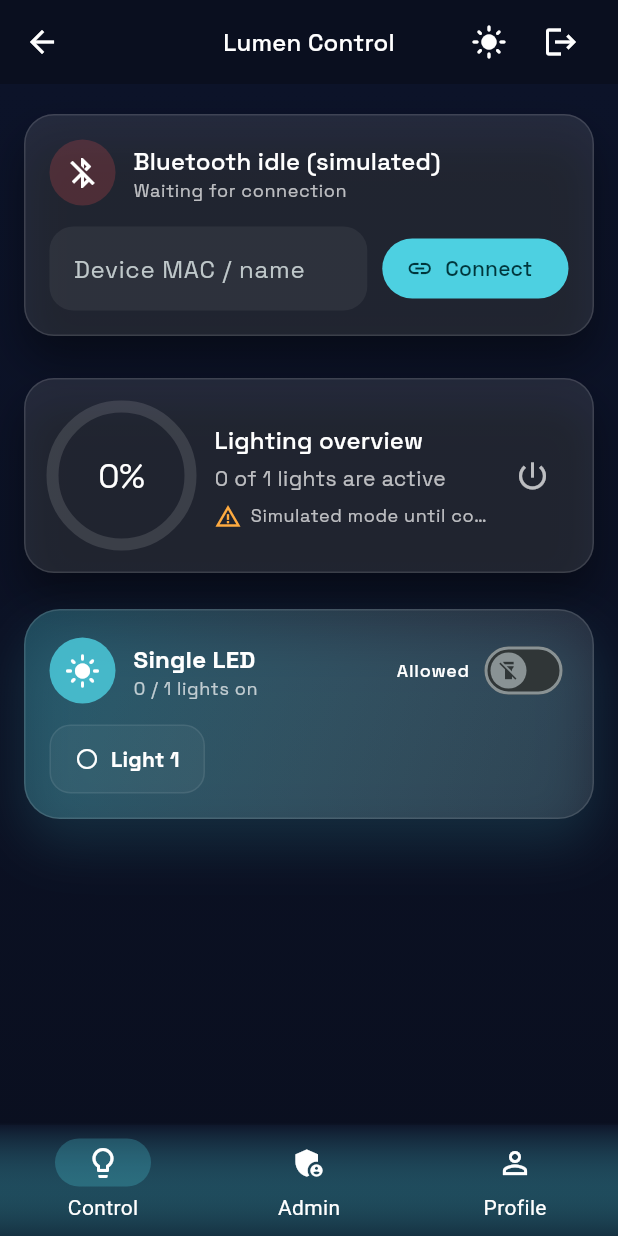
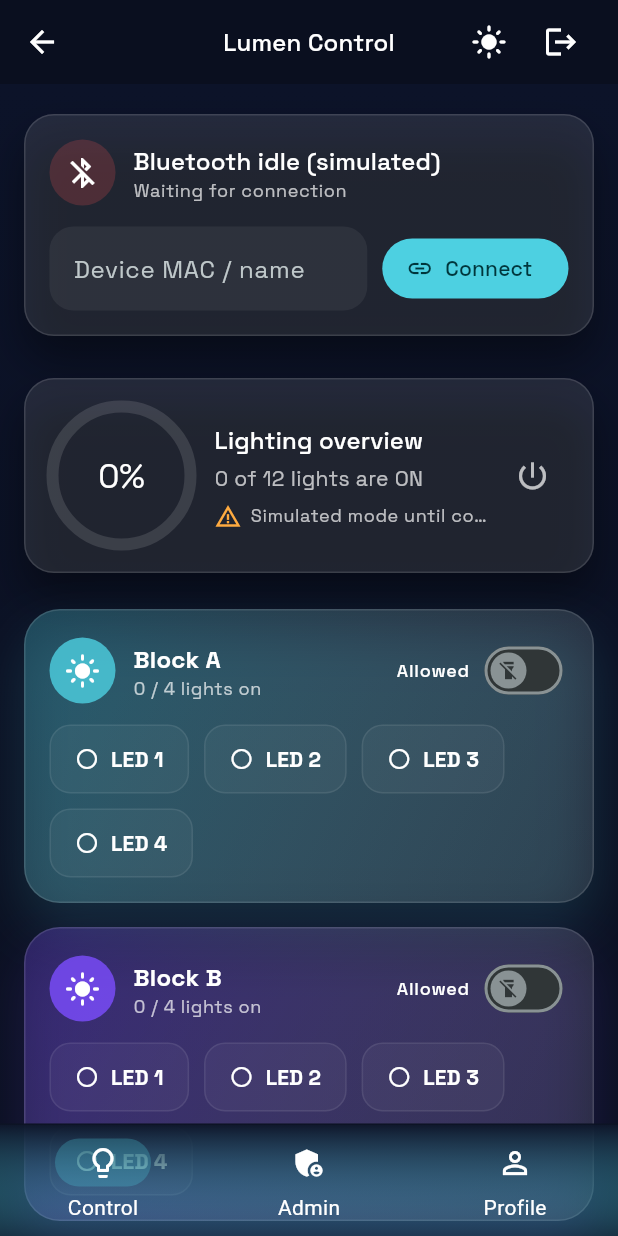
Before and after one commit to adilkananarbekov/Control_light, a Flutter app: the DashboardShell screen opened directly, on a phone screen of 412 x 824 dp. Run offline on Flutter 3.47's test engine with Material 3 defaults, Android fonts, the phone set to English and light mode, and no system bars; drawn by our look-alikes of flutter_animate; our stand-ins replace flutter_bluetooth_serial, google_fonts, permission_handler; accounts and stored records are empty.

Commit message:
presentation

```diff
--- a/control_light/lib/controllers/light_controller.dart
+++ b/control_light/lib/controllers/light_controller.dart
@@ -6,13 +6,24 @@ import '../services/bluetooth_manager.dart';
 
 class LightController extends ChangeNotifier {
   LightController(this.bluetooth) {
-    // Single block with one LED mapped to Arduino pin 11
     _blocks = [
       LightBlock(
         id: 'block-1',
-        name: 'Single LED',
+        name: 'Block A',
         accent: AppColors.accentCyan,
-        lights: List<bool>.filled(1, false),
+        lights: List<bool>.filled(4, false),
+      ),
+      LightBlock(
+        id: 'block-2',
+        name: 'Block B',
+        accent: AppColors.accentPurple,
+        lights: List<bool>.filled(4, false),
+      ),
+      LightBlock(
+        id: 'block-3',
+        name: 'Block C',
+        accent: AppColors.accentGreen,
+        lights: List<bool>.filled(4, false),
       ),
     ];
   }
--- a/control_light/lib/features/control/presentation/control_panel_page.dart
+++ b/control_light/lib/features/control/presentation/control_panel_page.dart
@@ -19,13 +19,13 @@ class ControlPanelPage extends StatelessWidget {
     final lights = context.watch<LightController>();
     final auth = context.watch<AuthController>();
     final bluetooth = context.watch<BluetoothManager>();
+    final totalLights = lights.blocks.fold<int>(
+      0,
+      (sum, block) => sum + block.lights.length,
+    );
     final totalOn = lights.blocks.fold<int>(
       0,
       (sum, block) => sum + block.lights.where((l) => l).length,
-    );
-    final totalLights = lights.blocks.fold<int>(
-      0,
-      (sum, block) => sum + block.lights.length,
     );
 
     return Container(
@@ -45,8 +45,8 @@ class ControlPanelPage extends StatelessWidget {
           _ConnectionCard(bluetooth: bluetooth),
           const SizedBox(height: 12),
           _SummaryCard(
+            totalLights: totalLights,
             totalOn: totalOn,
-            totalLights: totalLights,
             bluetooth: bluetooth,
           ),
           const SizedBox(height: 8),
@@ -215,19 +215,19 @@ class _ConnectionCardState extends State<_ConnectionCard> {
 
 class _SummaryCard extends StatelessWidget {
   const _SummaryCard({
+    required this.totalLights,
     required this.totalOn,
-    required this.totalLights,
     required this.bluetooth,
   });
 
+  final int totalLights;
   final int totalOn;
-  final int totalLights;
   final BluetoothManager bluetooth;
 
   @override
   Widget build(BuildContext context) {
     final palette = AppColors.of(Theme.of(context).brightness);
-    final ratio = totalOn / totalLights;
+    final ratio = totalLights == 0 ? 0.0 : totalOn / totalLights.toDouble();
     return GlassCard(
       child: Row(
         children: [
@@ -275,7 +275,7 @@ class _SummaryCard extends StatelessWidget {
                 ),
                 const SizedBox(height: 4),
                 Text(
-                  '$totalOn of $totalLights lights are active',
+                  '$totalOn of $totalLights lights are ON',
                   style: Theme.of(
                     context,
                   ).textTheme.bodyMedium?.copyWith(color: palette.textSecondary),
@@ -410,8 +410,7 @@ class BlockCard extends StatelessWidget {
                   Text(
                     allowed ? 'Allowed' : 'Locked',
                     style: Theme.of(context).textTheme.labelMedium?.copyWith(
-                          color:
-                              allowed ? palette.textPrimary : palette.textSecondary,
+                          color: allowed ? palette.textPrimary : palette.textSecondary,
                         ),
                   ),
                   Switch(
@@ -500,7 +499,7 @@ class _LightPill extends StatelessWidget {
             ),
             const SizedBox(width: 8),
             Text(
-              'Light ${index + 1}',
+              'LED ${index + 1}',
               style: Theme.of(context).textTheme.labelLarge?.copyWith(
                     color: palette.textPrimary,
                     fontWeight: FontWeight.w700,
--- a/control_light/pubspec.yaml
+++ b/control_light/pubspec.yaml
@@ -60,9 +60,8 @@ flutter:
   uses-material-design: true
 
   # To add assets to your application, add an assets section, like this:
-  # assets:
-  #   - images/a_dot_burr.jpeg
-  #   - images/a_dot_ham.jpeg
+  assets:
+    - assets/images/
 
   # An image asset can refer to one or more resolution-specific "variants", see
   # https://flutter.dev/to/resolution-aware-images
```
Also changed, not shown: 3 other files. Lines whose indentation alone changed are shown as unchanged.
